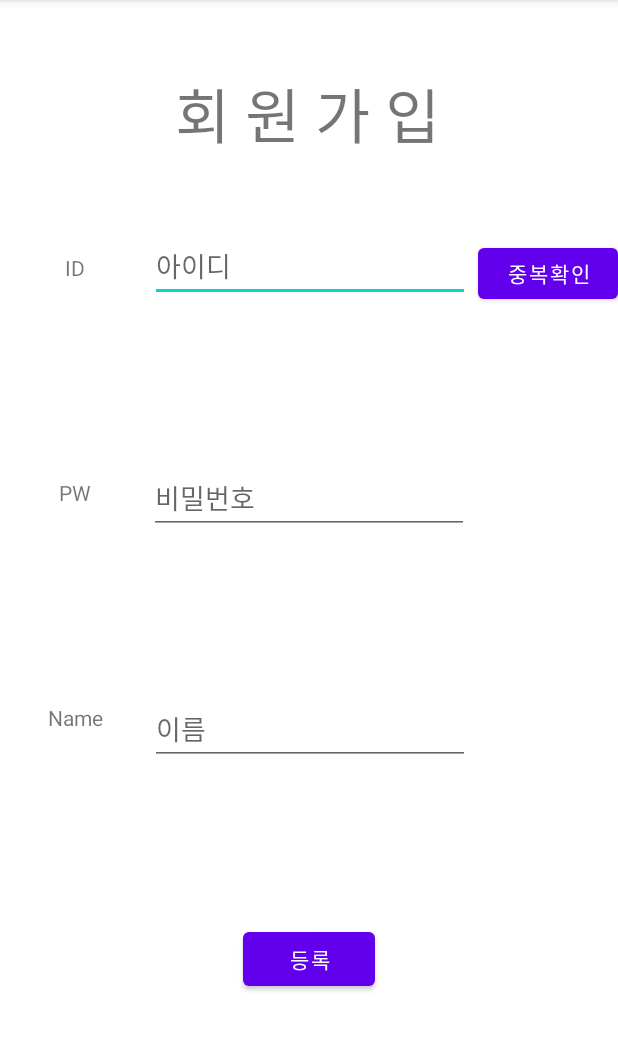
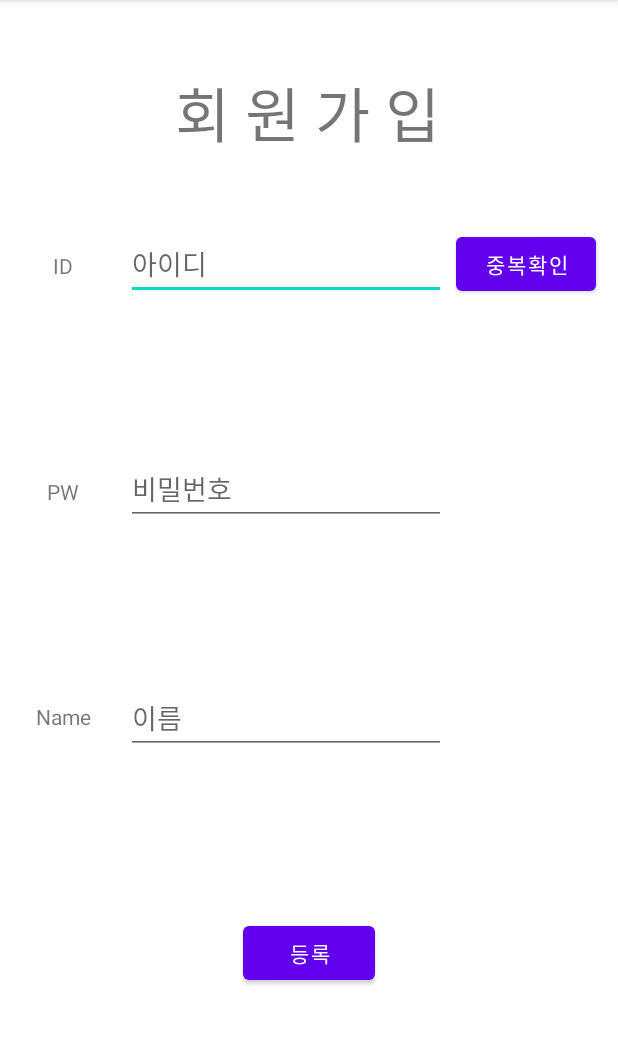
Before and after one commit to dlalstmd/HellgiProject, an Android app: the RegisterActivity screen opened directly, with no data from a screen before it, after a tap on "등록", on a phone screen of 412 x 824 dp, the part 84-1135 px from its top. Run offline under Robolectric (Android 15) with nearby library versions, the phone set to English and light mode, and no system bars; our stand-ins replace Volley; network calls fail.

```diff
--- a/app/build.gradle
+++ b/app/build.gradle
@@ -32,7 +32,7 @@ dependencies {
     implementation 'androidx.appcompat:appcompat:1.5.1'
     implementation 'com.google.android.material:material:1.6.1'
     implementation 'androidx.constraintlayout:constraintlayout:2.1.4'
-    implementation 'com.android.volley:volley:1.2.0'
+    implementation 'com.android.volley:volley:1.2.1'
     testImplementation 'junit:junit:4.13.2'
     androidTestImplementation 'androidx.test.ext:junit:1.1.3'
     androidTestImplementation 'androidx.test.espresso:espresso-core:3.4.0'
--- a/app/src/main/AndroidManifest.xml
+++ b/app/src/main/AndroidManifest.xml
@@ -2,6 +2,8 @@
 <manifest xmlns:android="http://schemas.android.com/apk/res/android"
     xmlns:tools="http://schemas.android.com/tools"
     package="com.example.test3">
+    <uses-permission android:name="android.permission.INTERNET"
+        tools:ignore="WrongManifestParent" />
 
     <application
         android:allowBackup="true"
--- a/app/src/main/java/com/example/test3/LoginRequest.java
+++ b/app/src/main/java/com/example/test3/LoginRequest.java
@@ -10,7 +10,7 @@ import java.util.Map;
 public class LoginRequest extends StringRequest {
 
     //서버 url 설정(php파일 연동)
-    final static  private String URL="http://minid0329.ivyro.net/public_html/login.php";
+    final static  private String URL="http://minid0329.ivyro.net/login.php";
     private Map<String,String>map;
 
     public LoginRequest(String userID, String userPassword, Response.Listener<String>listener){
--- a/app/src/main/java/com/example/test3/MainActivity.java
+++ b/app/src/main/java/com/example/test3/MainActivity.java
@@ -15,16 +15,10 @@ import android.widget.TextView;
 import java.util.ArrayList;
 import java.util.HashMap;
 
-import userInformation.UserInformation;
-
 public class MainActivity extends AppCompatActivity {
     EditText idText;
     EditText pwText;
 
-    String dbName = "minid0329";
-    String tableName = "user";
-
-    SQLiteDatabase db;
 
     @Override
     protected void onCreate(Bundle savedInstanceState) {
--- a/app/src/main/java/com/example/test3/RegisterActivity.java
+++ b/app/src/main/java/com/example/test3/RegisterActivity.java
@@ -20,10 +20,9 @@ import org.json.JSONObject;
 
 public class RegisterActivity extends AppCompatActivity {
     private EditText et_id, et_pass, et_name;
-    private Button btn_register,validateButton;
+    private Button validateButton;
     private AlertDialog dialog;
     private boolean validate=false;
-
 
 
     @Override
@@ -86,7 +85,7 @@ public class RegisterActivity extends AppCompatActivity {
         });
 
 
-        btn_register=findViewById(R.id.registerCompliteButton);
+        Button btn_register = findViewById(R.id.registerCompliteButton);
         btn_register.setOnClickListener(new View.OnClickListener() {
             @Override
             public void onClick(View v) {
--- a/app/src/main/java/com/example/test3/RegisterRequest.java
+++ b/app/src/main/java/com/example/test3/RegisterRequest.java
@@ -9,7 +9,7 @@ import com.android.volley.toolbox.StringRequest;
 import java.util.HashMap;
 
 public class RegisterRequest extends StringRequest{
-    final static private String URL = "http://minid0329.ivyro.net/public_html/register.php";
+    final static private String URL = "http://minid0329.ivyro.net/register.php";
     private HashMap<String,String> map;
 
     public RegisterRequest(String userID, String userPW, String userName, Response.Listener<String> listener) {
@@ -17,7 +17,7 @@ public class RegisterRequest extends StringRequest{
 
         map = new HashMap<>();
         map.put("userID", userID);
-        map.put("userPW", userPW);
+        map.put("userPassword", userPW);
         map.put("userName", userName);
 
     }
--- a/app/src/main/java/com/example/test3/ValidateRequest.java
+++ b/app/src/main/java/com/example/test3/ValidateRequest.java
@@ -10,7 +10,7 @@ import java.util.Map;
 
 public class ValidateRequest extends StringRequest {
     //서버 url 설정(php파일 연동)
-    final static  private String URL="http://minid0329.ivyro.net/public_html/UserValidate.php";
+    final static  private String URL="http://minid0329.ivyro.net/UserValidate.php";
     private Map<String,String> map;
 
     public ValidateRequest(String userID, Response.Listener<String>listener){
--- a/app/src/main/res/layout/register_page.xml
+++ b/app/src/main/res/layout/register_page.xml
@@ -54,14 +54,14 @@
         android:id="@+id/UserEmailAddress"
         android:layout_width="wrap_content"
         android:layout_height="wrap_content"
-        android:layout_marginTop="153dp"
+        android:layout_marginTop="152dp"
         android:autofillHints=""
         android:ems="10"
         android:hint="@string/아이디"
         android:inputType="textEmailAddress"
         android:minHeight="48dp"
         app:layout_constraintEnd_toEndOf="parent"
-        app:layout_constraintHorizontal_bias="0.502"
+        app:layout_constraintHorizontal_bias="0.422"
         app:layout_constraintStart_toStartOf="parent"
         app:layout_constraintTop_toTopOf="parent"
         tools:ignore="LabelFor,MissingConstraints" />
@@ -77,8 +77,10 @@
         android:minHeight="48dp"
         app:layout_constraintBottom_toTopOf="@+id/PersonName"
         app:layout_constraintEnd_toEndOf="parent"
+        app:layout_constraintHorizontal_bias="0.422"
         app:layout_constraintStart_toStartOf="parent"
         app:layout_constraintTop_toBottomOf="@+id/UserEmailAddress"
+        app:layout_constraintVertical_bias="0.492"
         tools:ignore="LabelFor,MissingConstraints" />
 
     <EditText
@@ -93,10 +95,10 @@
         android:text=""
         app:layout_constraintBottom_toBottomOf="parent"
         app:layout_constraintEnd_toEndOf="parent"
-        app:layout_constraintHorizontal_bias="0.502"
+        app:layout_constraintHorizontal_bias="0.422"
         app:layout_constraintStart_toStartOf="parent"
         app:layout_constraintTop_toBottomOf="@+id/UserEmailAddress"
-        app:layout_constraintVertical_bias="0.502"
+        app:layout_constraintVertical_bias="0.49"
         tools:ignore="LabelFor,MissingConstraints" />
 
     <Button
@@ -113,12 +115,11 @@
     <Button
         android:id="@+id/validateButton"
         android:layout_width="93dp"
-        android:layout_height="46dp"
+        android:layout_height="48dp"
         android:text="중복확인"
-        app:layout_constraintBottom_toBottomOf="parent"
+        app:layout_constraintBottom_toBottomOf="@+id/UserEmailAddress"
         app:layout_constraintEnd_toEndOf="parent"
-        app:layout_constraintHorizontal_bias="1.0"
+        app:layout_constraintHorizontal_bias="0.304"
         app:layout_constraintStart_toEndOf="@+id/UserEmailAddress"
-        app:layout_constraintTop_toTopOf="parent"
-        app:layout_constraintVertical_bias="0.221" />
+        app:layout_constraintTop_toTopOf="@+id/UserEmailAddress" />
 </androidx.constraintlayout.widget.ConstraintLayout>
```
Also changed, not shown: app/src/main/java/com/example/test3/RegisterPage.java (+0 -17 lines), app/src/main/java/userInformation/UserInformation.java (deleted, +0 -7 lines).
